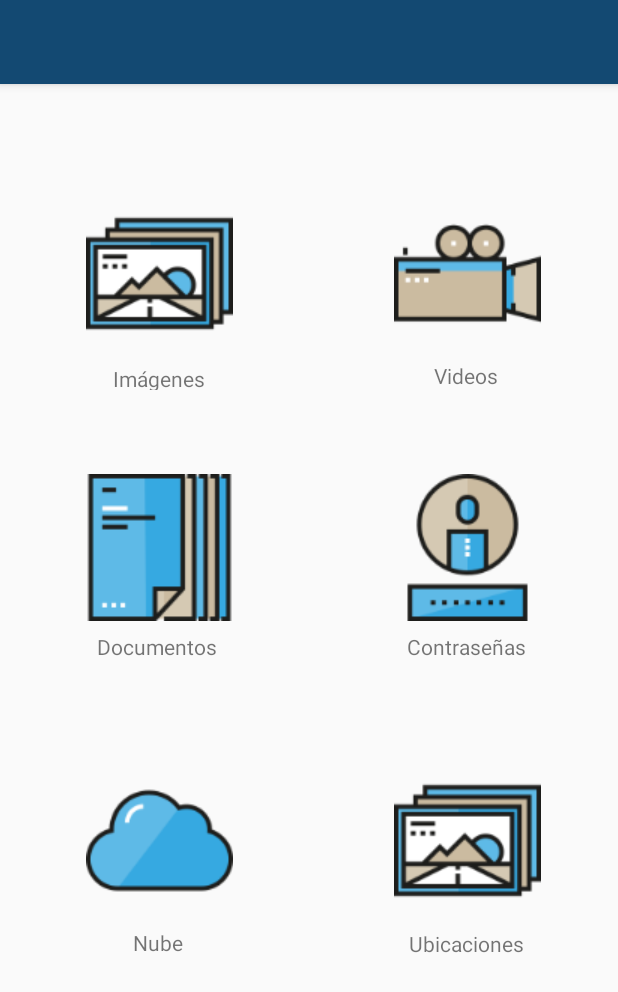
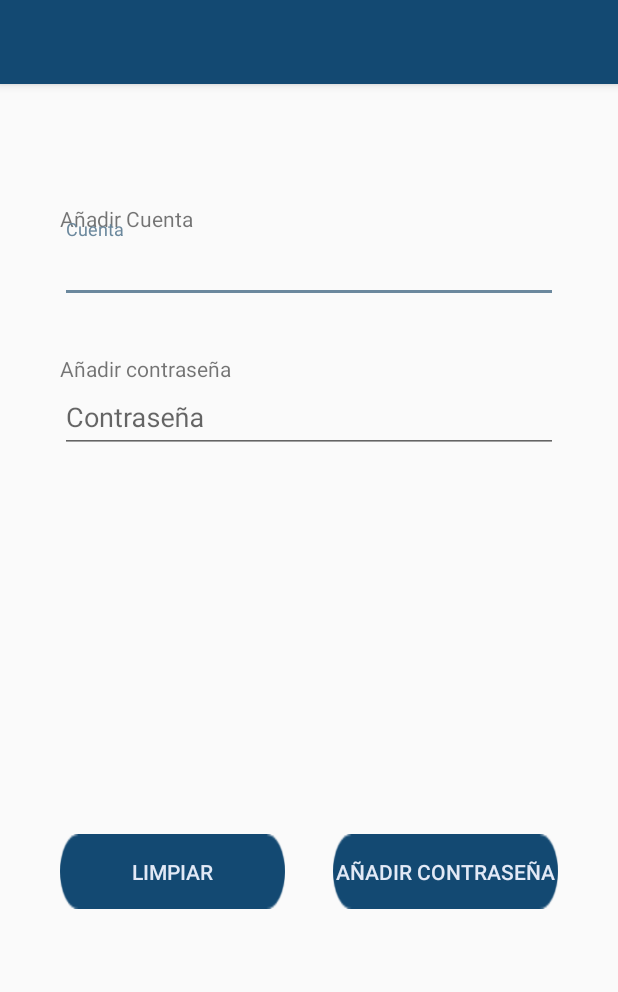
Before and after one commit to Artwot/SafeHawk, an Android app: the fragment HomeFragment shown on its own in the app's theme, after a tap on an icon or button, on a phone screen of 412 x 824 dp. Shown: the top 992 px of the screen. Run offline under Robolectric (Android 15) with nearby library versions, the phone set to English and light mode, and no system bars.

Commit message:
Navegación con los activitys.                                            Funciona Agregar imagen, ubicación y notas.  Layout de añadir contraseñas.  Cambios en algunos layouts.

```diff
--- /dev/null
+++ b/app/src/main/java/com/example/safehawk/AgregarPassword.java
@@ -0,0 +1,46 @@
+package com.example.safehawk;
+
+import androidx.appcompat.app.AppCompatActivity;
+
+import android.os.Bundle;
+import android.view.View;
+import android.widget.Button;
+import android.widget.EditText;
+
+public class AgregarPassword extends AppCompatActivity
+{
+    EditText txtCuenta, txtPassword;
+    Button guardar, limpiar;
+
+    @Override
+    protected void onCreate(Bundle savedInstanceState)
+    {
+        super.onCreate(savedInstanceState);
+        setContentView(R.layout.activity_agregar_password);
+
+        //Instancia de los objetos.
+        txtCuenta = findViewById(R.id.id_cuenta);
+        txtPassword = findViewById(R.id.id_password);
+        guardar = findViewById(R.id.id_guardarPass);
+        limpiar = findViewById(R.id.id_limpiar);
+
+        //Acción de los botones.
+        guardar.setOnClickListener(new View.OnClickListener()
+        {
+            @Override
+            public void onClick(View v)
+            {
+
+            }
+        });
+
+        limpiar.setOnClickListener(new View.OnClickListener()
+        {
+            @Override
+            public void onClick(View v)
+            {
+
+            }
+        });
+    }
+}
--- a/app/src/main/java/com/example/safehawk/AgregarUbicacion.java
+++ b/app/src/main/java/com/example/safehawk/AgregarUbicacion.java
@@ -41,7 +41,7 @@ public class AgregarUbicacion extends AppCompatActivity
         txtNombre=findViewById(R.id.txtNombreU);
         mensaje1=findViewById(R.id.mensaje1);
         mensaje2=findViewById(R.id.mensaje2);
-        btnGuardar=findViewById(R.id.btnGuardarU);
+        btnGuardar=findViewById(R.id.id_guardarC);
 
         if (ActivityCompat.checkSelfPermission(this, Manifest.permission.ACCESS_FINE_LOCATION) != PackageManager.PERMISSION_GRANTED && ActivityCompat.checkSelfPermission(this, Manifest.permission.ACCESS_COARSE_LOCATION) != PackageManager.PERMISSION_GRANTED) {
             ActivityCompat.requestPermissions(this, new String[]{Manifest.permission.ACCESS_FINE_LOCATION,}, 1000);
--- a/app/src/main/java/com/example/safehawk/ui/home/HomeFragment.java
+++ b/app/src/main/java/com/example/safehawk/ui/home/HomeFragment.java
@@ -14,6 +14,7 @@ import androidx.fragment.app.FragmentTransaction;
 import androidx.lifecycle.ViewModelProviders;
 
 import com.example.safehawk.AgregarImagen;
+import com.example.safehawk.AgregarPassword;
 import com.example.safehawk.AgregarUbicacion;
 import com.example.safehawk.Agregar_notas;
 import com.example.safehawk.R;
@@ -90,17 +91,11 @@ public class HomeFragment extends Fragment
 
         btn_pass.setOnClickListener(new View.OnClickListener()
         {
+            Intent intent = new Intent(getActivity(), AgregarPassword.class);
             @Override
             public void onClick(View v)
             {
-                // Crea el nuevo fragmento y la transacción.
-                Fragment nuevoFragmento = new RegistroFragment();
-                FragmentTransaction transaction = getFragmentManager().beginTransaction();
-                transaction.replace(R.id.nav_host_fragment, nuevoFragmento);
-                transaction.addToBackStack(null);
-
-                // Commit a la transacción
-                transaction.commit();
+                startActivity(intent);
             }
         });
 
--- /dev/null
+++ b/app/src/main/res/layout/activity_agregar_password.xml
@@ -0,0 +1,88 @@
+<?xml version="1.0" encoding="utf-8"?>
+<androidx.constraintlayout.widget.ConstraintLayout xmlns:android="http://schemas.android.com/apk/res/android"
+    xmlns:app="http://schemas.android.com/apk/res-auto"
+    xmlns:tools="http://schemas.android.com/tools"
+    android:layout_width="match_parent"
+    android:layout_height="match_parent"
+    tools:context=".AgregarPassword">
+
+    <Button
+        android:id="@+id/id_guardarPass"
+        android:layout_width="150dp"
+        android:layout_height="50dp"
+        android:layout_marginTop="500dp"
+        android:layout_marginEnd="40dp"
+        android:background="@drawable/boton"
+        android:text="Añadir Contraseña"
+        android:textColor="@color/colorLetras"
+        app:layout_constraintEnd_toEndOf="parent"
+        app:layout_constraintTop_toTopOf="parent" />
+
+    <Button
+        android:id="@+id/id_limpiar"
+        android:layout_width="150dp"
+        android:layout_height="50dp"
+        android:layout_marginStart="40dp"
+        android:layout_marginTop="500dp"
+        android:background="@drawable/boton"
+        android:text="Limpiar"
+        android:textColor="@color/colorLetras"
+        app:layout_constraintStart_toStartOf="parent"
+        app:layout_constraintTop_toTopOf="parent" />
+
+    <TextView
+        android:id="@+id/cuenta"
+        android:layout_width="wrap_content"
+        android:layout_height="wrap_content"
+        android:layout_marginStart="40dp"
+        android:layout_marginTop="80dp"
+        android:text="Añadir Cuenta"
+        app:layout_constraintStart_toStartOf="parent"
+        app:layout_constraintTop_toTopOf="parent" />
+
+    <com.google.android.material.textfield.TextInputLayout
+        android:id="@+id/input1"
+        android:layout_width="match_parent"
+        android:layout_height="wrap_content"
+        android:layout_marginStart="40dp"
+        android:layout_marginTop="90dp"
+        android:layout_marginEnd="40dp"
+        app:layout_constraintEnd_toEndOf="parent"
+        app:layout_constraintStart_toStartOf="parent"
+        app:layout_constraintTop_toTopOf="parent">
+
+        <com.google.android.material.textfield.TextInputEditText
+            android:id="@+id/id_cuenta"
+            android:layout_width="match_parent"
+            android:layout_height="wrap_content"
+            android:hint="Cuenta" />
+    </com.google.android.material.textfield.TextInputLayout>
+
+    <TextView
+        android:id="@+id/contra"
+        android:layout_width="wrap_content"
+        android:layout_height="wrap_content"
+        android:layout_marginStart="40dp"
+        android:layout_marginTop="180dp"
+        android:text="Añadir contraseña"
+        app:layout_constraintStart_toStartOf="parent"
+        app:layout_constraintTop_toTopOf="parent" />
+
+    <com.google.android.material.textfield.TextInputLayout
+        android:layout_width="match_parent"
+        android:layout_height="wrap_content"
+        android:layout_marginStart="40dp"
+        android:layout_marginTop="190dp"
+        android:layout_marginEnd="40dp"
+        app:layout_constraintEnd_toEndOf="parent"
+        app:layout_constraintStart_toStartOf="parent"
+        app:layout_constraintTop_toTopOf="parent">
+
+        <com.google.android.material.textfield.TextInputEditText
+            android:id="@+id/id_password"
+            android:layout_width="match_parent"
+            android:layout_height="wrap_content"
+            android:hint="Contraseña" />
+    </com.google.android.material.textfield.TextInputLayout>
+
+</androidx.constraintlayout.widget.ConstraintLayout>
--- a/app/src/main/res/layout/registro_fragment.xml
+++ b/app/src/main/res/layout/registro_fragment.xml
@@ -15,10 +15,8 @@
             android:id="@+id/imageView2"
             android:layout_width="124dp"
             android:layout_height="123dp"
-            android:layout_marginStart="143dp"
-            android:layout_marginTop="45dp"
-            android:layout_marginEnd="144dp"
-            app:layout_constraintEnd_toEndOf="parent"
+            android:layout_marginStart="148dp"
+            android:layout_marginTop="44dp"
             app:layout_constraintStart_toStartOf="parent"
             app:layout_constraintTop_toTopOf="parent"
             app:srcCompat="@drawable/profile_g" />
```
Also changed, not shown: app/src/main/AndroidManifest.xml (+6 -9 lines), app/src/main/java/com/example/safehawk/LoginNube.java (added, +16 -0 lines), app/src/main/res/layout/activity_agregar_notas.xml (+31 -23 lines), app/src/main/res/layout/activity_agregar_ubicacion.xml (+25 -9 lines), app/src/main/res/layout/activity_agregra_imagen.xml (+35 -20 lines), app/src/main/res/layout/activity_login_nube.xml (added, +9 -0 lines), app/src/main/res/drawable-v24/bloc.jpg (added), app/src/main/res/drawable-v24/boton.png (added).
